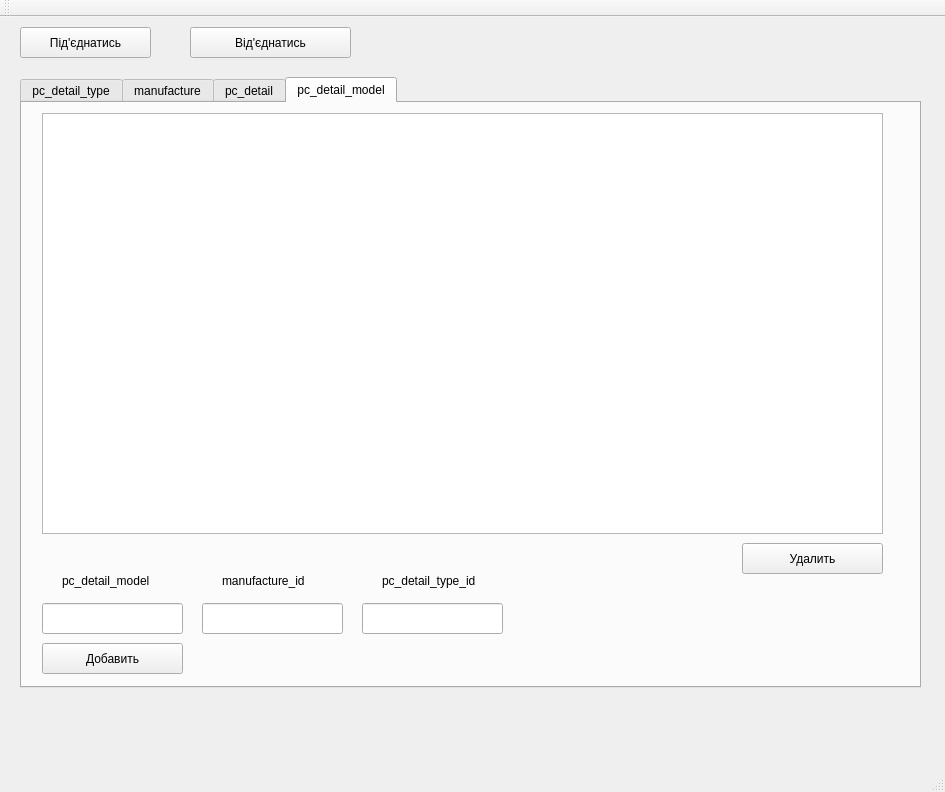
Before: the Qt Designer form DBWorkTesting/mainwindow.ui in capybarin/Qt_DBClient, drawn with Qt 5.
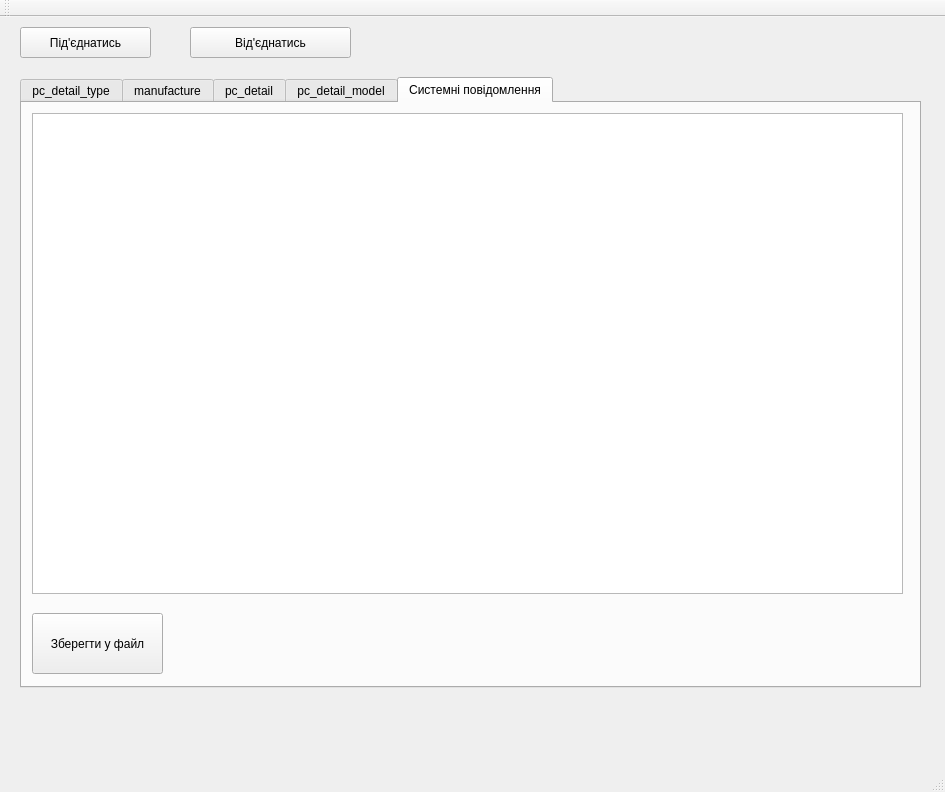
After: the same form once the commit is applied.

Commit message: Added system msg window

```diff
--- a/DBWorkTesting/mainwindow.ui
+++ b/DBWorkTesting/mainwindow.ui
@@ -24,7 +24,7 @@
      </rect>
     </property>
     <property name="currentIndex">
-     <number>3</number>
+     <number>4</number>
     </property>
     <widget class="QWidget" name="tab">
      <attribute name="title">
@@ -288,7 +288,7 @@
        </rect>
       </property>
       <property name="text">
-       <string>Добавить</string>
+       <string>Додати</string>
       </property>
      </widget>
      <widget class="QPushButton" name="removeButton_2">
@@ -301,7 +301,7 @@
        </rect>
       </property>
       <property name="text">
-       <string>Удалить</string>
+       <string>Видалити</string>
       </property>
      </widget>
      <widget class="QLabel" name="label_6">
@@ -374,6 +374,34 @@
       </property>
      </widget>
     </widget>
+    <widget class="QWidget" name="tab_3">
+     <attribute name="title">
+      <string>Системнi повiдомлення</string>
+     </attribute>
+     <widget class="QTextEdit" name="textEdit">
+      <property name="geometry">
+       <rect>
+        <x>10</x>
+        <y>10</y>
+        <width>871</width>
+        <height>481</height>
+       </rect>
+      </property>
+     </widget>
+     <widget class="QPushButton" name="pushButton">
+      <property name="geometry">
+       <rect>
+        <x>10</x>
+        <y>510</y>
+        <width>131</width>
+        <height>61</height>
+       </rect>
+      </property>
+      <property name="text">
+       <string>Зберегти у файл</string>
+      </property>
+     </widget>
+    </widget>
    </widget>
    <widget class="QPushButton" name="connectButton">
     <property name="geometry">
```
Left out of the diff: 8 changed lines with no effect on the pictures. The commit also changes 3 other files.
